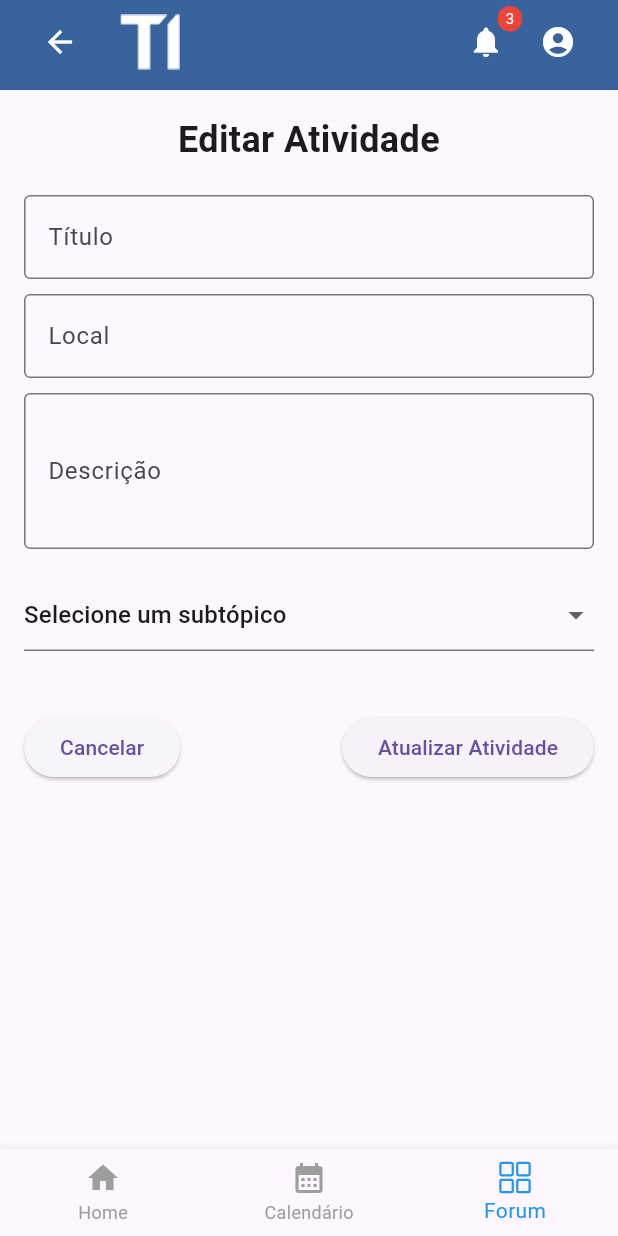
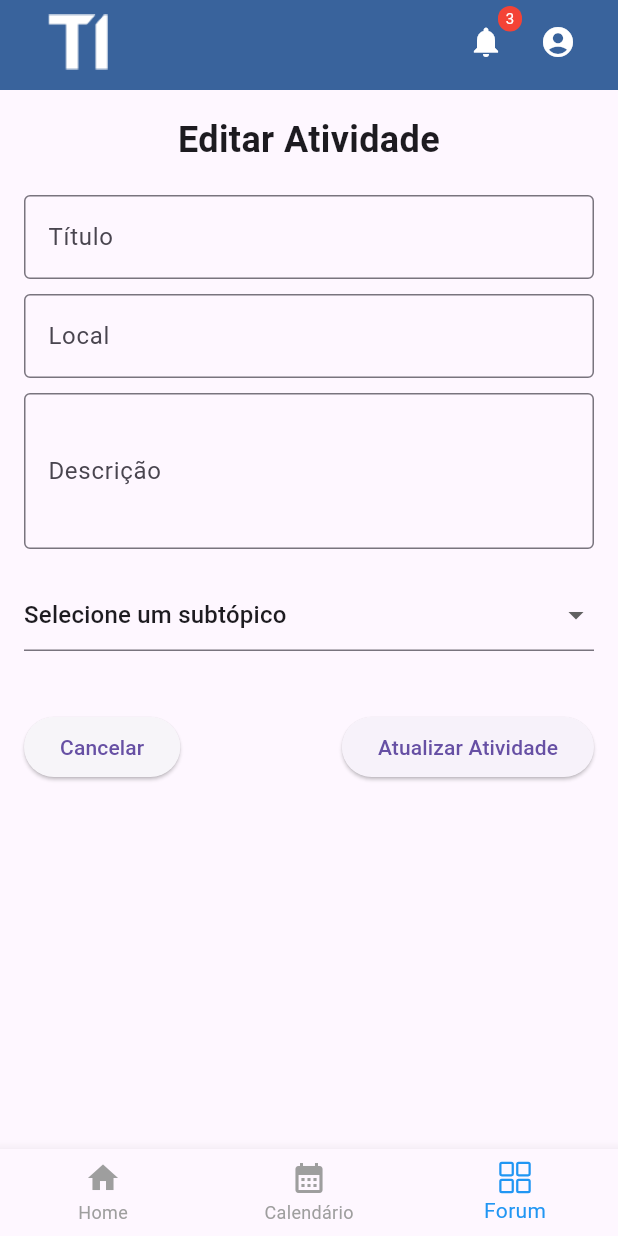
Before and after one commit to pint2024/mobile, a Flutter app: the EditActivityPage screen opened directly, on a phone screen of 412 x 824 dp. Run offline on Flutter 3.47's test engine with Material 3 defaults, Android fonts, the phone set to English and light mode, and no system bars; our stand-ins replace flutter_rating_bar, google_maps_flutter, ionicons, multi_select_flutter, share, table_calendar; missing offline and left inert: dart:html; network calls fail.

Commit message:
app bar de volta ao que estava

```diff
--- a/movel_pint/lib/widgets/customAppBar.dart
+++ b/movel_pint/lib/widgets/customAppBar.dart
@@ -13,12 +13,6 @@ class CustomAppBar extends StatelessWidget implements PreferredSizeWidget {
       automaticallyImplyLeading: false,
       title: Row(
         children: [
-          IconButton(
-            icon: const Icon(Icons.arrow_back, color: Colors.white),
-            onPressed: () {
-              Navigator.pop(context);
-            },
-          ),
           Padding(
             padding: const EdgeInsets.only(left: 16),
             child: Image.asset(
```
